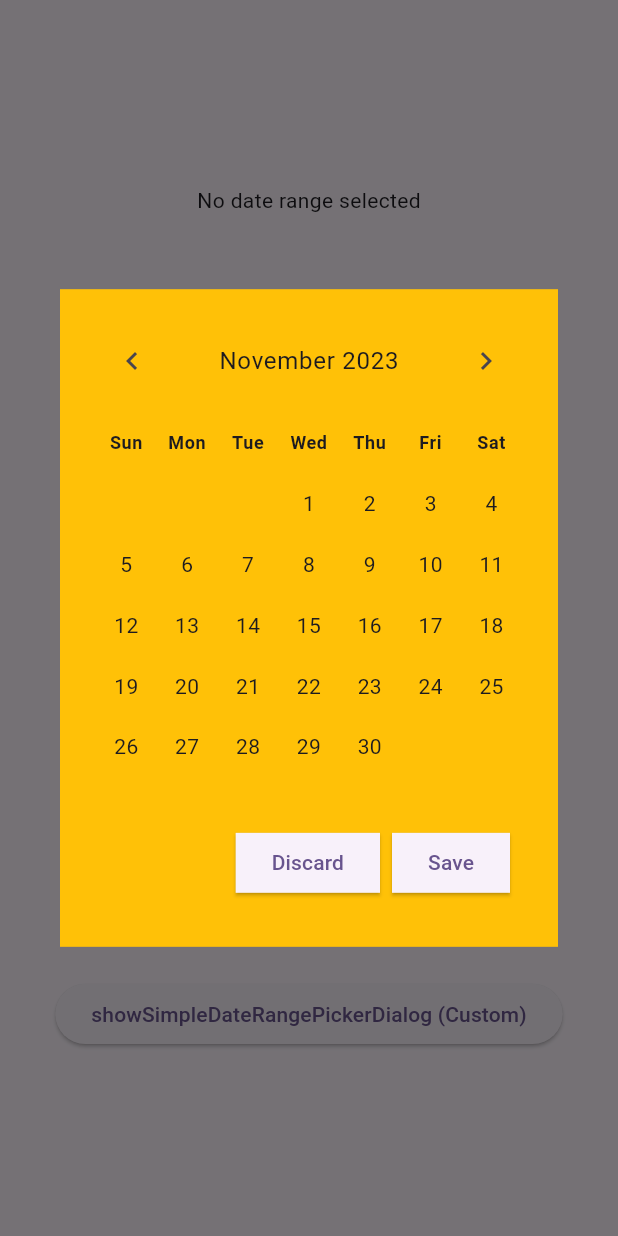
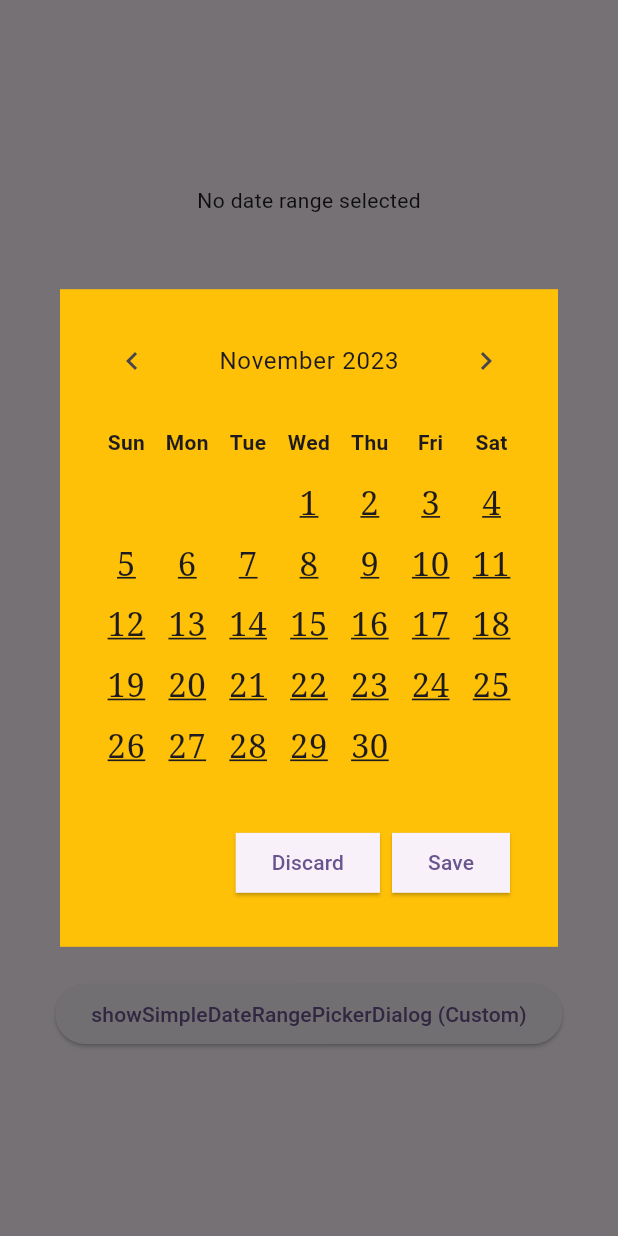
Before and after one commit to andyhorn/simple_date_range_picker, a Flutter app: the screen it shows after launch, after a tap on "showSimpleDateRangePickerDialog (Custom)", on a phone screen of 412 x 824 dp. Run offline on Flutter 3.47's test engine with Material 2 defaults, Android fonts, the phone set to English and light mode, and no system bars; Roboto replaces fonts that are missing (Sans Serif).

Commit message:
feat: Add date text styles

```diff
--- a/example/lib/main.dart
+++ b/example/lib/main.dart
@@ -101,10 +101,15 @@ class _DemoPageState extends State<DemoPage> {
                       backgroundColor: Colors.white,
                     ),
                     monthTitleTextStyle: Theme.of(context).textTheme.bodyLarge,
-                    weekdayTextStyle:
-                        Theme.of(context).textTheme.bodySmall?.copyWith(
-                              fontWeight: FontWeight.bold,
-                            ),
+                    weekdayTextStyle: const TextStyle(
+                      fontFamily: 'Sans Serif',
+                      fontWeight: FontWeight.bold,
+                    ),
+                    dayTextStyle: const TextStyle(
+                      fontFamily: 'Serif',
+                      decoration: TextDecoration.underline,
+                      fontSize: 22,
+                    ),
                   ),
                   cancelLabel: 'Discard',
                   confirmLabel: 'Save',
--- a/lib/src/style/simple_date_range_picker_style.dart
+++ b/lib/src/style/simple_date_range_picker_style.dart
@@ -6,6 +6,7 @@ class SimpleDateRangePickerStyle {
     this.colors,
     this.monthTitleTextStyle,
     this.weekdayTextStyle,
+    this.dayTextStyle,
   });
 
   factory SimpleDateRangePickerStyle.defaults(BuildContext context) {
@@ -13,10 +14,12 @@ class SimpleDateRangePickerStyle {
       colors: SimpleDateRangePickerColors.defaults(context),
       monthTitleTextStyle: Theme.of(context).textTheme.titleMedium,
       weekdayTextStyle: Theme.of(context).textTheme.bodySmall,
+      dayTextStyle: Theme.of(context).textTheme.bodyMedium,
     );
   }
 
   final SimpleDateRangePickerColors? colors;
   final TextStyle? monthTitleTextStyle;
   final TextStyle? weekdayTextStyle;
+  final TextStyle? dayTextStyle;
 }
--- a/lib/src/widgets/date_item.dart
+++ b/lib/src/widgets/date_item.dart
@@ -54,6 +54,7 @@ class _DateItemState extends State<DateItem> {
               child: Text(
                 '${widget.date.day}',
                 textAlign: TextAlign.center,
+                style: widget.style?.dayTextStyle,
               ),
             ),
           ),
```
